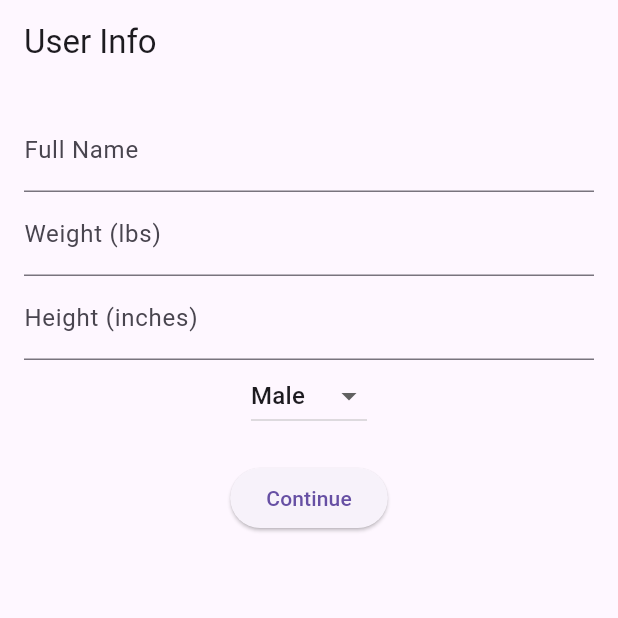
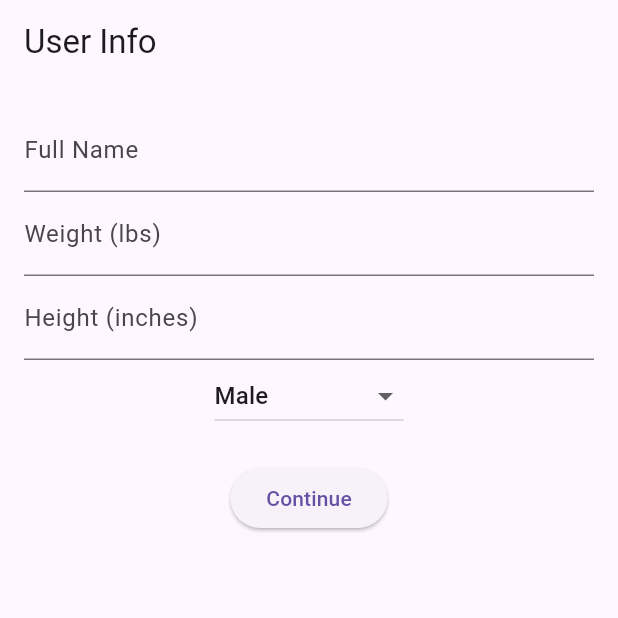
Before and after one commit to arc-662/bytesteps, a Flutter app: the screen it shows after launch, after a tap on "Continue", on a phone screen of 412 x 824 dp, the top half of it. Run offline on Flutter 3.47's test engine with Material 3 defaults, Android fonts, the light colour scheme and no system bars; our stand-ins replace fl_chart, get, hive, hive_flutter, pedometer, permission_handler; accounts and stored records are empty.

Commit message:
updated code

```diff
--- a/lib/screens/user_info_screen.dart
+++ b/lib/screens/user_info_screen.dart
@@ -1,3 +1,6 @@
+// ignore_for_file: use_build_context_synchronously
+
+import 'package:bytesteps/screens/dashboard.dart';
 import 'package:flutter/material.dart';
 import 'package:hive/hive.dart';
 
@@ -33,7 +36,8 @@ class _UserInfoScreenState extends State<UserInfoScreen> {
     await box.put('gender', gender);
     await box.put('isUserInfoSaved', true);
 
-    Navigator.pushReplacementNamed(context, '/home');
+    Navigator.pushReplacement(
+        context, MaterialPageRoute(builder: (context) => const Dashboard()));
   }
 
   @override
@@ -56,6 +60,7 @@ class _UserInfoScreenState extends State<UserInfoScreen> {
                 decoration: InputDecoration(labelText: 'Height (inches)'),
                 keyboardType: TextInputType.number),
             DropdownButton<String>(
+              hint: Text('Select Gender'),
               value: gender,
               onChanged: (value) => setState(() => gender = value!),
               items: ['Male', 'Female', 'Other']
```
